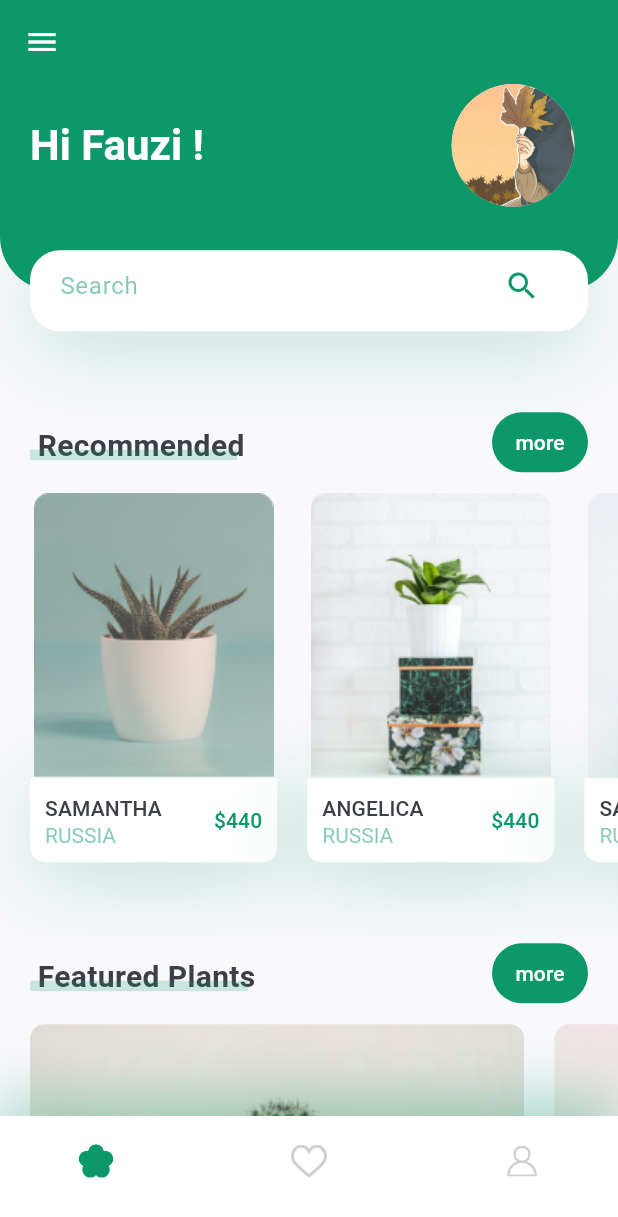
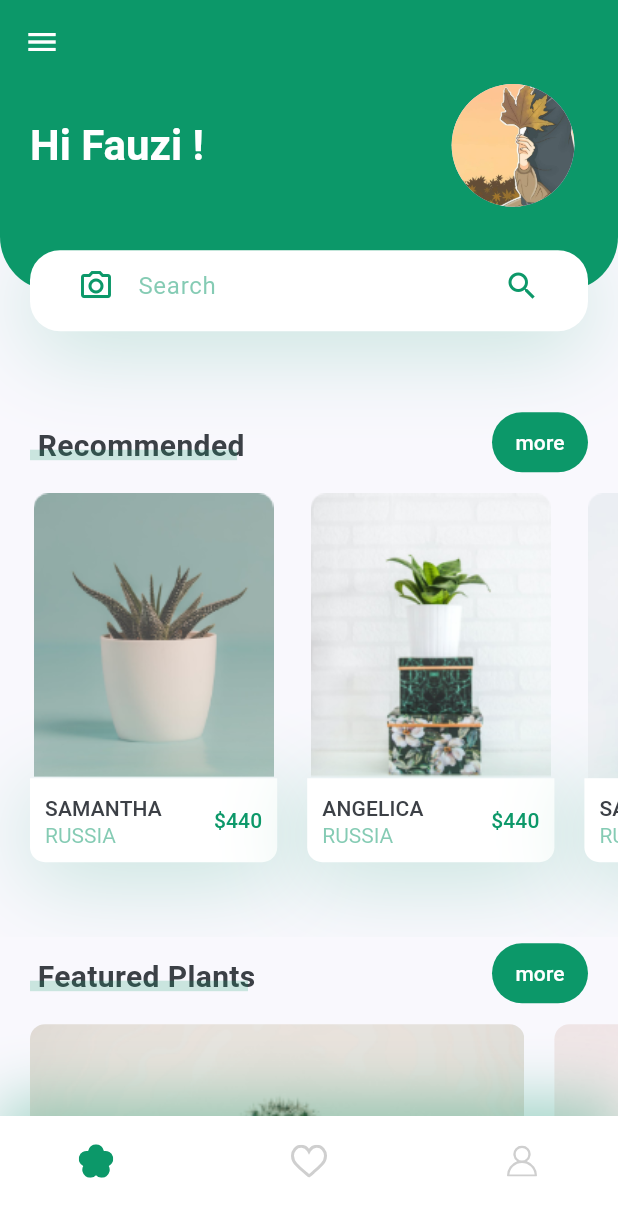
Before and after one commit to LYChubby/PlantApp_0009, a Flutter app: the screen it shows after launch, on a phone screen of 412 x 824 dp. Shown: the top 1217 px of the screen. Run offline on Flutter 3.47's test engine with Material 3 defaults, Android fonts, the phone set to English and light mode, and no system bars; our stand-ins replace flutter_svg.

Commit message:
Menambahkan IconButton Camera

```diff
--- a/lib/screens/home/components/header_with_searchbox.dart
+++ b/lib/screens/home/components/header_with_searchbox.dart
@@ -70,6 +70,12 @@ class HeaderWithSearchBox extends StatelessWidget {
                   hintStyle: TextStyle(color: kPrimaryColor.withOpacity(0.5)),
                   enabledBorder: InputBorder.none,
                   focusedBorder: InputBorder.none,
+                  prefixIcon: IconButton(
+                    icon: Icon(Icons.camera_alt_outlined, color: kPrimaryColor),
+                    onPressed: () {
+                      // Aksi ketika filter diklik
+                    },
+                  ),
                   suffixIcon: Icon(Icons.search, color: kPrimaryColor),
                 ),
               ),
```
